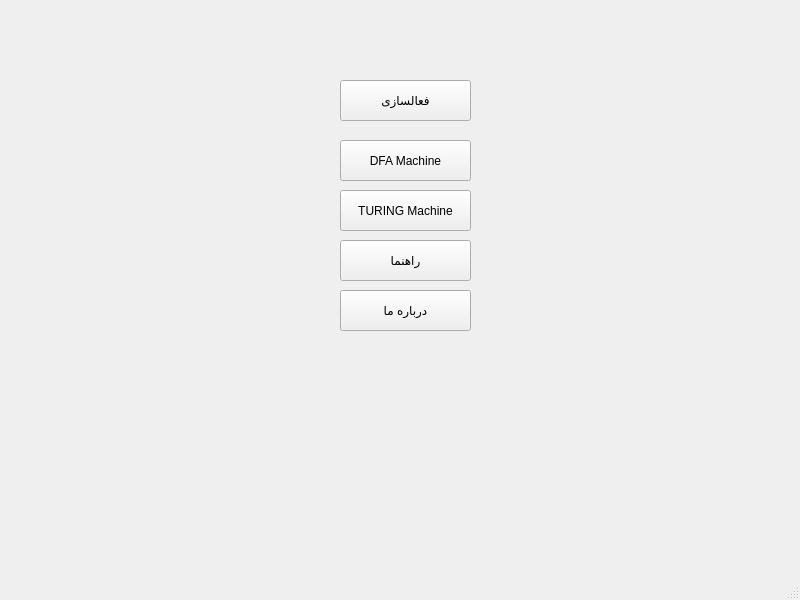
mehdirhm/advanceprogramingproject, file mainwin.ui: the form before one commit.
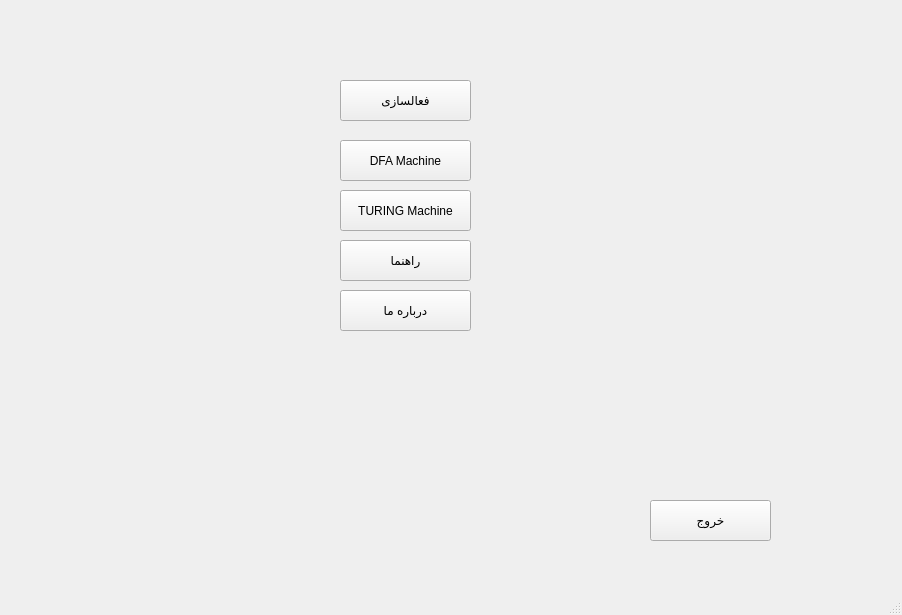
The form after the commit. Icons and pictures are not drawn.

Patch:
```diff
--- a/mainwin.ui
+++ b/mainwin.ui
@@ -6,13 +6,17 @@
    <rect>
     <x>0</x>
     <y>0</y>
-    <width>800</width>
-    <height>600</height>
+    <width>902</width>
+    <height>615</height>
    </rect>
   </property>
   <property name="windowTitle">
    <string>MainWindow</string>
   </property>
+  <property name="styleSheet">
+   <string notr="true">background-image: url(:/new/prefix1/background/Blue Light Bokeh.jpg);
+color:&quot;white&quot;</string>
+  </property>
   <widget class="QWidget" name="centralwidget">
    <widget class="QPushButton" name="pushButton">
     <property name="geometry">
@@ -79,6 +83,19 @@
      <string>فعالسازی</string>
     </property>
    </widget>
+   <widget class="QPushButton" name="pushButton_6">
+    <property name="geometry">
+     <rect>
+      <x>650</x>
+      <y>500</y>
+      <width>121</width>
+      <height>41</height>
+     </rect>
+    </property>
+    <property name="text">
+     <string>خروج</string>
+    </property>
+   </widget>
   </widget>
   <widget class="QMenuBar" name="menubar">
    <property name="geometry">
```
Left out of the diff: 2 changed lines with no effect on the pictures.
